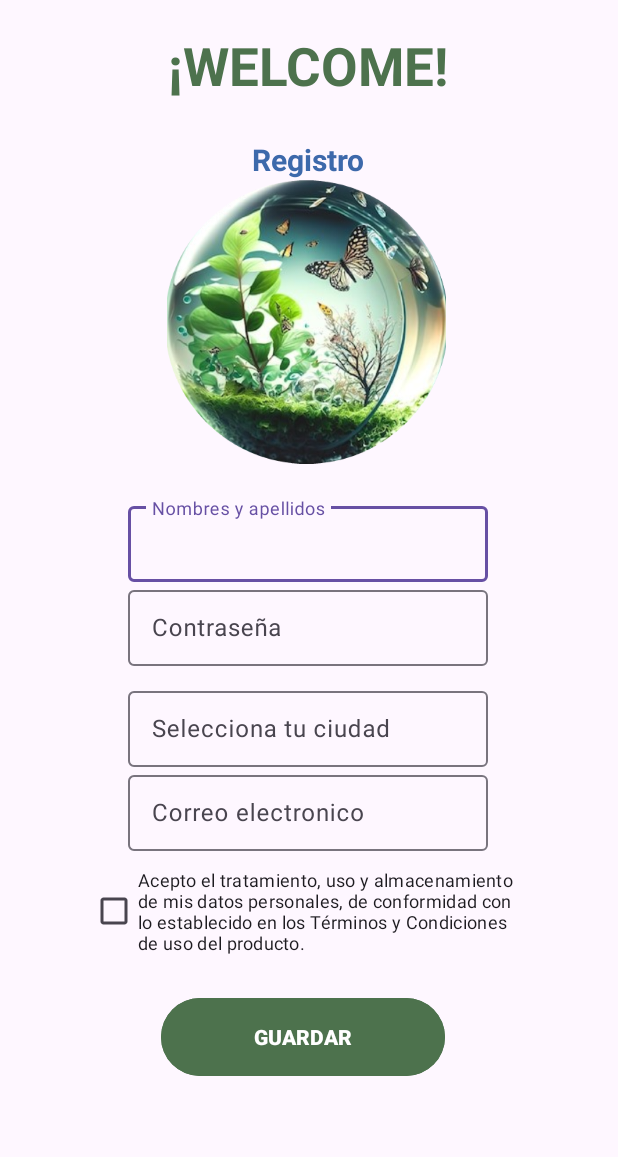
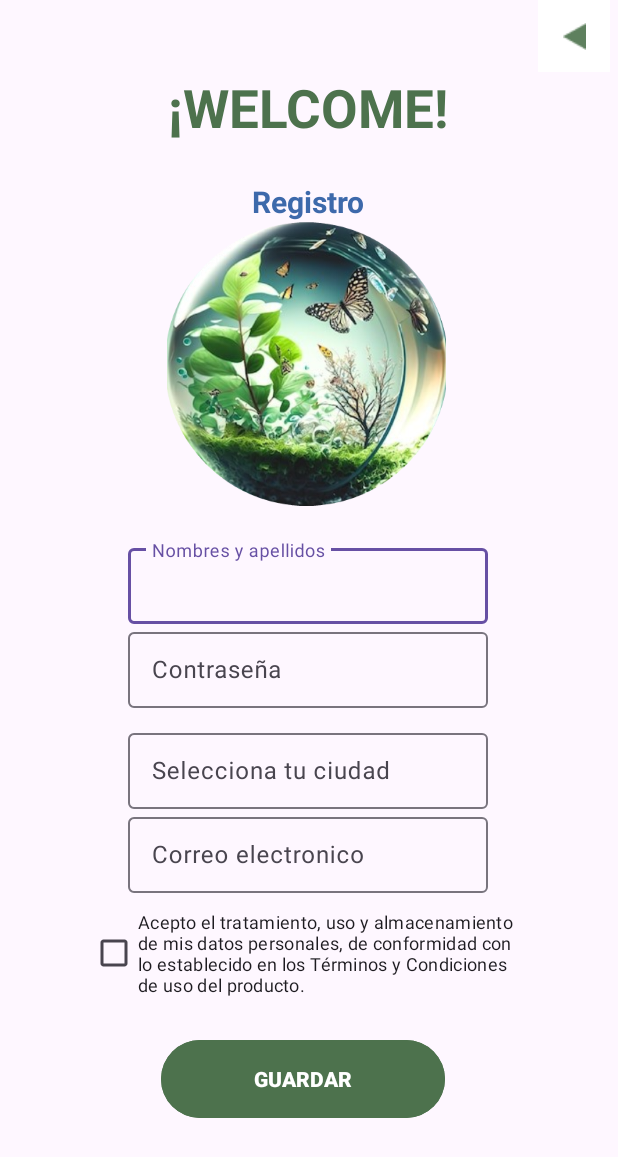
Before and after one commit to SaninfomaxUN/CH2_Apps, an Android app: the Registro screen opened directly, with no data from a screen before it, on a phone screen of 412 x 824 dp. Shown: the top 1157 px of the screen. Run offline under Robolectric (Android 15) with nearby library versions, the phone set to English and light mode, and no system bars.

Commit message:
Fixed Bugs and Added Return Buttons ✅

```diff
--- a/app/src/main/AndroidManifest.xml
+++ b/app/src/main/AndroidManifest.xml
@@ -27,9 +27,6 @@
             android:name=".Facebook"
             android:exported="false" />
         <activity
-            android:name=".Calcular"
-            android:exported="false" />
-        <activity
             android:name=".Pantalla_Principal"
             android:exported="false" />
         <activity android:name=".Registro"
--- a/app/src/main/java/com/todosu/ch2_apps/Registro.java
+++ b/app/src/main/java/com/todosu/ch2_apps/Registro.java
@@ -5,6 +5,7 @@ import androidx.appcompat.app.AppCompatActivity;
 import android.content.Intent;
 import android.os.Bundle;
 import android.widget.Button;
+import android.widget.ImageButton;
 
 public class Registro extends AppCompatActivity {
 
@@ -14,6 +15,7 @@ public class Registro extends AppCompatActivity {
         setContentView(R.layout.activity_registro);
 
         guardar();
+        regresar();
     }
 
 
@@ -25,4 +27,13 @@ public class Registro extends AppCompatActivity {
         });
 
     }
+
+    private void regresar() {
+        ImageButton btnRegresar = findViewById(R.id.btnRegresar);
+        btnRegresar.setOnClickListener(view -> {
+            Intent intent = new Intent(this, InicioSesion.class);
+            startActivity(intent);
+        });
+
+    }
 }
--- a/app/src/main/res/layout/activity_registro.xml
+++ b/app/src/main/res/layout/activity_registro.xml
@@ -14,8 +14,26 @@
             android:layout_width="match_parent"
             android:layout_height="wrap_content"
             android:gravity="center"
-            android:orientation="vertical"
-            android:paddingTop="20sp">
+            android:orientation="vertical">
+            <LinearLayout
+                android:layout_width="match_parent"
+                android:layout_height="match_parent"
+                android:gravity="end"
+                android:orientation="horizontal">
+
+                <ImageButton
+                    android:id="@+id/btnRegresar"
+                    android:layout_width="48dp"
+                    android:layout_height="48dp"
+                    android:layout_marginTop="0dp"
+                    android:layout_marginEnd="5dp"
+                    android:background="#FFFFFF"
+                    android:contentDescription="@string/regresar"
+                    android:foregroundGravity="center"
+                    app:layout_constraintEnd_toEndOf="parent"
+                    app:layout_constraintTop_toTopOf="parent"
+                    app:srcCompat="@drawable/back_arrow" />
+            </LinearLayout>
 
             <TextView
                 android:id="@+id/welcome"
@@ -73,6 +91,7 @@
                     android:id="@+id/et4"
                     android:layout_width="match_parent"
                     android:layout_height="wrap_content"
+                    android:inputType="textPassword"
                     android:hint="Contraseña" />
             </com.google.android.material.textfield.TextInputLayout>
 
@@ -101,7 +120,8 @@
                     android:id="@+id/et3"
                     android:layout_width="match_parent"
                     android:layout_height="wrap_content"
-                    android:hint="Correo electronico" />
+                    android:hint="Correo electronico"
+                    android:inputType="text|textEmailAddress" />
 
             </com.google.android.material.textfield.TextInputLayout>
 
```
Also changed, not shown: app/src/main/java/com/todosu/ch2_apps/Calcular.java (deleted, +0 -14 lines), app/src/main/java/com/todosu/ch2_apps/CategoriasActivity.java (+11 -0 lines), app/src/main/res/layout/activity_calcular.xml (deleted, +0 -9 lines), app/src/main/res/layout/activity_categorias.xml (+20 -1 lines).
